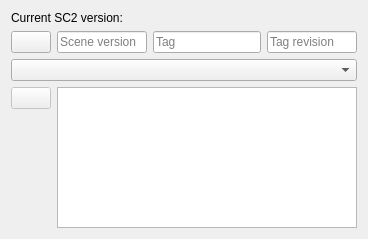
xaoctech/dava.engine, file Tools/ResourceEditor/DataQt/VersionInfoWidget.ui: the form before one commit.
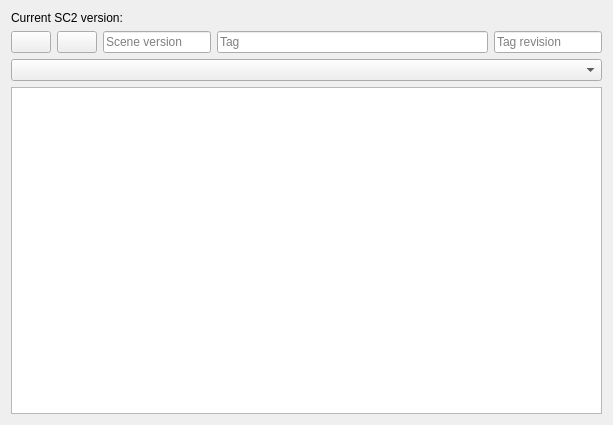
The form after the commit. Icons and pictures are not drawn.

Diff of the .ui file:
```diff
--- a/Tools/ResourceEditor/DataQt/VersionInfoWidget.ui
+++ b/Tools/ResourceEditor/DataQt/VersionInfoWidget.ui
@@ -6,8 +6,8 @@
    <rect>
     <x>0</x>
     <y>0</y>
-    <width>368</width>
-    <height>239</height>
+    <width>613</width>
+    <height>425</height>
    </rect>
   </property>
   <property name="windowTitle">
@@ -45,7 +45,7 @@
     </layout>
    </item>
    <item>
-    <layout class="QHBoxLayout" name="horizontalLayout_3" stretch="1,1,0,1">
+    <layout class="QHBoxLayout" name="horizontalLayout_3" stretch="0,0,0,1,0">
      <item>
       <widget class="QPushButton" name="add">
        <property name="sizePolicy">
@@ -66,8 +66,34 @@
        </property>
       </widget>
      </item>
+     <item>
+      <widget class="QPushButton" name="remove">
+       <property name="sizePolicy">
+        <sizepolicy hsizetype="Maximum" vsizetype="Fixed">
+         <horstretch>0</horstretch>
+         <verstretch>0</verstretch>
+        </sizepolicy>
+       </property>
+       <property name="toolTip">
+        <string>Remove version tag</string>
+       </property>
+       <property name="text">
+        <string/>
+       </property>
+       <property name="icon">
+        <iconset resource="QtIcons.qrc">
+         <normaloff>:/QtIcons/cminus.png</normaloff>:/QtIcons/cminus.png</iconset>
+       </property>
+      </widget>
+     </item>
      <item>
       <widget class="QLineEdit" name="ver">
+       <property name="sizePolicy">
+        <sizepolicy hsizetype="Preferred" vsizetype="Fixed">
+         <horstretch>0</horstretch>
+         <verstretch>0</verstretch>
+        </sizepolicy>
+       </property>
        <property name="placeholderText">
         <string>Scene version</string>
        </property>
@@ -75,6 +101,12 @@
      </item>
      <item>
       <widget class="QLineEdit" name="tag">
+       <property name="sizePolicy">
+        <sizepolicy hsizetype="Minimum" vsizetype="Fixed">
+         <horstretch>0</horstretch>
+         <verstretch>0</verstretch>
+        </sizepolicy>
+       </property>
        <property name="placeholderText">
         <string>Tag</string>
        </property>
@@ -82,6 +114,12 @@
      </item>
      <item>
       <widget class="QLineEdit" name="revision">
+       <property name="sizePolicy">
+        <sizepolicy hsizetype="Preferred" vsizetype="Fixed">
+         <horstretch>0</horstretch>
+         <verstretch>0</verstretch>
+        </sizepolicy>
+       </property>
        <property name="placeholderText">
         <string>Tag revision</string>
        </property>
@@ -99,57 +137,14 @@
    <item>
     <layout class="QHBoxLayout" name="horizontalLayout">
      <item>
-      <layout class="QVBoxLayout" name="verticalLayout">
-       <item>
-        <widget class="QPushButton" name="remove">
-         <property name="enabled">
-          <bool>false</bool>
-         </property>
-         <property name="sizePolicy">
-          <sizepolicy hsizetype="Maximum" vsizetype="Fixed">
-           <horstretch>0</horstretch>
-           <verstretch>0</verstretch>
-          </sizepolicy>
-         </property>
-         <property name="toolTip">
-          <string>Remove version tag</string>
-         </property>
-         <property name="text">
-          <string/>
-         </property>
-         <property name="icon">
-          <iconset resource="QtIcons.qrc">
-           <normaloff>:/QtIcons/cminus.png</normaloff>:/QtIcons/cminus.png</iconset>
-         </property>
-        </widget>
-       </item>
-       <item>
-        <spacer name="verticalSpacer">
-         <property name="orientation">
-          <enum>Qt::Vertical</enum>
-         </property>
-         <property name="sizeHint" stdset="0">
-          <size>
-           <width>20</width>
-           <height>40</height>
-          </size>
-         </property>
-        </spacer>
-       </item>
-      </layout>
-     </item>
-     <item>
-      <widget class="QTableView" name="view">
+      <widget class="QTreeView" name="view">
        <property name="editTriggers">
         <set>QAbstractItemView::NoEditTriggers</set>
        </property>
        <property name="selectionMode">
         <enum>QAbstractItemView::SingleSelection</enum>
        </property>
-       <property name="selectionBehavior">
-        <enum>QAbstractItemView::SelectRows</enum>
-       </property>
-       <attribute name="verticalHeaderVisible">
+       <attribute name="headerVisible">
         <bool>false</bool>
        </attribute>
       </widget>
```
Left out of the diff: 6 changed lines with no effect on the pictures.
